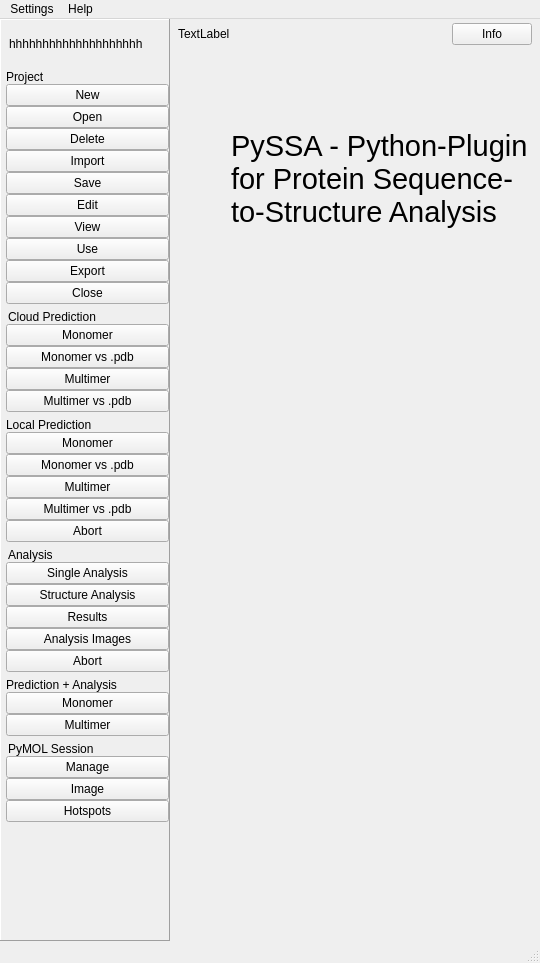
urban233/PySSA, file pyssa/gui/ui/forms/mainWindow_alt.ui: the form before one commit.
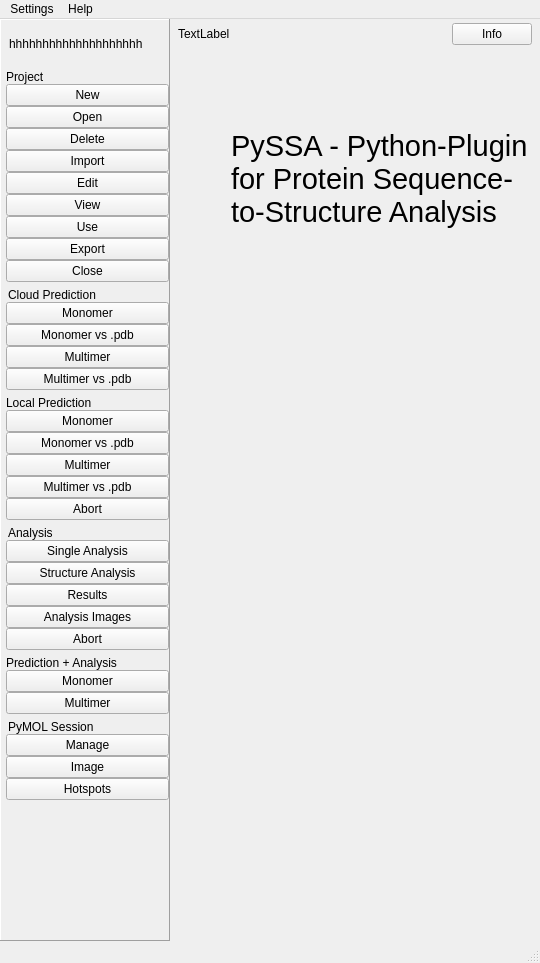
The form after the commit. Icons and pictures are not drawn.

Patch:
```diff
--- a/pyssa/gui/ui/forms/mainWindow_alt.ui
+++ b/pyssa/gui/ui/forms/mainWindow_alt.ui
@@ -183,7 +183,7 @@
                   <x>0</x>
                   <y>0</y>
                   <width>142</width>
-                  <height>962</height>
+                  <height>934</height>
                  </rect>
                 </property>
                 <layout class="QVBoxLayout" name="verticalLayout_115">
@@ -251,16 +251,6 @@
                      </property>
                     </widget>
                    </item>
-                   <item>
-                    <widget class="QPushButton" name="btn_save_project">
-                     <property name="focusPolicy">
-                      <enum>Qt::ClickFocus</enum>
-                     </property>
-                     <property name="text">
-                      <string>Save</string>
-                     </property>
-                    </widget>
-                   </item>
                    <item>
                     <widget class="QPushButton" name="btn_edit_page">
                      <property name="text">
```
